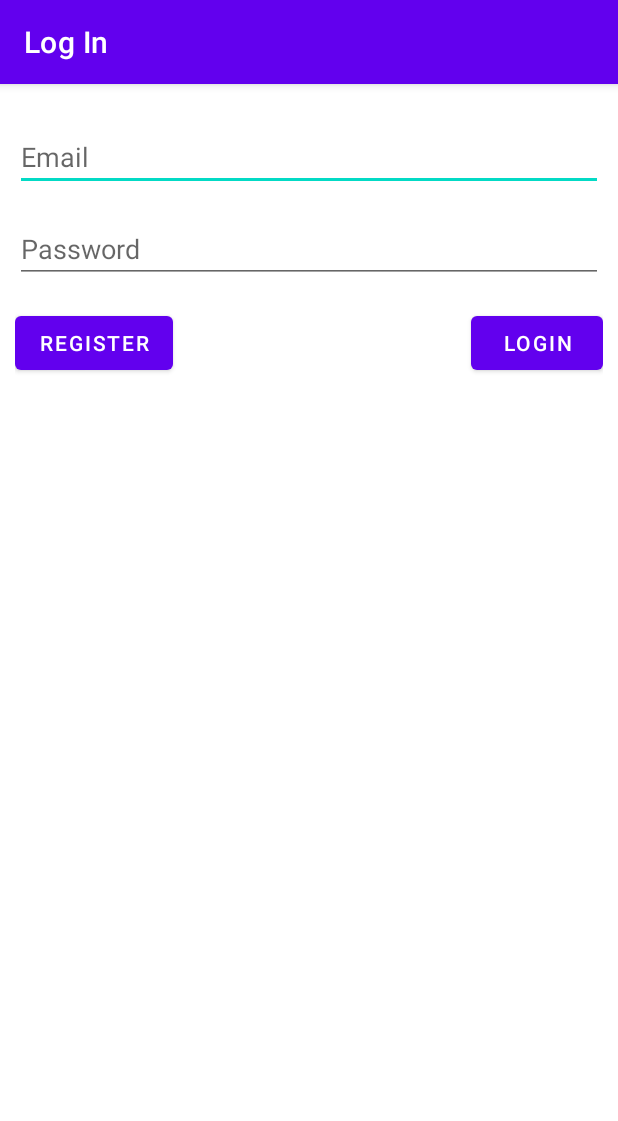
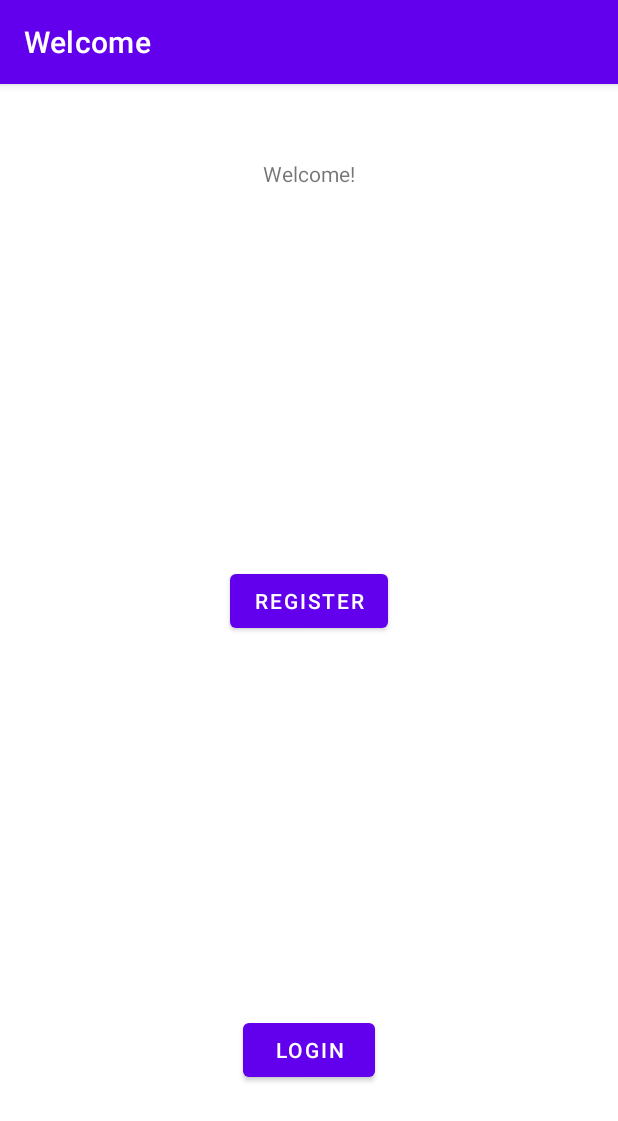
Before and after one commit to aymanbouka/androidAppDevCapstone, an Android app: the screen it shows after launch (MainActivity), on a phone screen of 412 x 824 dp. Shown: the top 1121 px of the screen. Run offline under Robolectric (Android 15) with nearby library versions, the phone set to English and light mode, and no system bars; our stand-ins replace Firebase (no records; nobody signed in at launch, a user with empty details on screens opened directly).

Commit message:
Primary Changes
Initial Changes to get up to date

```diff
--- a/termproject2023/app/src/main/java/com/example/termproject2023/LogInFragment.java
+++ b/termproject2023/app/src/main/java/com/example/termproject2023/LogInFragment.java
@@ -73,7 +73,7 @@ public class LogInFragment extends Fragment {
                                 Log.d("demo", "onComplete: logged in successful ");
                                 Log.d("demo", "onComplete: logged in successful " + mAuth.getCurrentUser().getUid());
 
-                                getFragmentManager().beginTransaction().replace(R.id.contentView, new MainHomeFragment())
+                                getParentFragmentManager().beginTransaction().replace(R.id.contentView, new MainHomeFragment())
                                         .commit();
 
 
--- a/termproject2023/app/src/main/java/com/example/termproject2023/MainActivity.java
+++ b/termproject2023/app/src/main/java/com/example/termproject2023/MainActivity.java
@@ -22,7 +22,7 @@
 
        if (mAuth.getCurrentUser() == null){
            getSupportFragmentManager().beginTransaction()
-                   .add(R.id.contentView, new LogInFragment())
+                   .add(R.id.contentView, new WelcomeFragment())
                    .commit();
        }else{
            getSupportFragmentManager().beginTransaction()
--- a/termproject2023/app/src/main/java/com/example/termproject2023/MainHomeFragment.java
+++ b/termproject2023/app/src/main/java/com/example/termproject2023/MainHomeFragment.java
@@ -52,7 +52,7 @@ public class MainHomeFragment extends Fragment implements BottomNavigationView.O
 
 
         BottomNavigationView bottomNavigationView = view.findViewById(R.id.bottomNavigationView);
-        bottomNavigationView.setOnNavigationItemSelectedListener(this);
+        bottomNavigationView.setOnItemSelectedListener(this);
 
         return view;
     }
@@ -63,17 +63,17 @@ public class MainHomeFragment extends Fragment implements BottomNavigationView.O
             case R.id.home:
                 // Handle Home item selection
                 // For example, replace the current fragment with a HomeFragment
-                getFragmentManager().beginTransaction().replace(R.id.contentView, new MainHomeFragment()).commit();
+                getParentFragmentManager().beginTransaction().replace(R.id.contentView, new MainHomeFragment()).commit();
                 return true;
             case R.id.profile:
                 // Handle Profile item selection
                 // For example, replace the current fragment with a ProfileFragment
-                getFragmentManager().beginTransaction().replace(R.id.contentView, new ProfileFragment()).commit();
+                getParentFragmentManager().beginTransaction().replace(R.id.contentView, new ProfileFragment()).commit();
                 return true;
             case R.id.events:
                 // Handle Events item selection
                 // For example, replace the current fragment with an EventsFragment
-                getFragmentManager().beginTransaction().replace(R.id.contentView, new EventsFragment()).commit();
+                getParentFragmentManager().beginTransaction().replace(R.id.contentView, new EventsFragment()).commit();
                 return true;
             default:
                 return false;
--- a/termproject2023/app/src/main/java/com/example/termproject2023/RegisterFragment.java
+++ b/termproject2023/app/src/main/java/com/example/termproject2023/RegisterFragment.java
@@ -95,7 +95,7 @@ public class RegisterFragment extends Fragment {
         view.findViewById(R.id.buttonCancel).setOnClickListener(new View.OnClickListener() {
             @Override
             public void onClick(View view) {
-                getFragmentManager().beginTransaction().replace(R.id.contentView, new LogInFragment())
+                getParentFragmentManager().beginTransaction().replace(R.id.contentView, new WelcomeFragment())
                         .commit();
             }
         });
--- /dev/null
+++ b/termproject2023/app/src/main/java/com/example/termproject2023/WelcomeFragment.java
@@ -0,0 +1,66 @@
+package com.example.termproject2023;
+
+import android.os.Bundle;
+
+import androidx.annotation.NonNull;
+import androidx.fragment.app.Fragment;
+
+import android.util.Log;
+import android.view.LayoutInflater;
+import android.view.View;
+import android.view.ViewGroup;
+import android.widget.EditText;
+import android.widget.Toast;
+
+import com.google.android.gms.tasks.OnCompleteListener;
+import com.google.android.gms.tasks.Task;
+import com.google.firebase.auth.AuthResult;
+import com.google.firebase.auth.FirebaseAuth;
+public class WelcomeFragment extends Fragment {
+
+    private FirebaseAuth mAuth;
+
+
+    public WelcomeFragment() {
+        // Required empty public constructor
+    }
+
+    @Override
+    public void onCreate(Bundle savedInstanceState) {
+        super.onCreate(savedInstanceState);
+
+    }
+
+    //Initialize Elements
+
+
+    @Override
+    public View onCreateView(LayoutInflater inflater, ViewGroup container,
+                             Bundle savedInstanceState) {
+
+        getActivity().setTitle("Welcome");
+
+        View view = inflater.inflate(R.layout.fragment_welcome, container, false);
+
+        //login Button
+        view.findViewById(R.id.registerButton).setOnClickListener(new View.OnClickListener() {
+            @Override
+            public void onClick(View view) {
+                getParentFragmentManager().beginTransaction().replace(R.id.contentView, new RegisterFragment())
+                        .commit();
+            }
+
+        });
+
+        //register Button
+        view.findViewById(R.id.loginButton).setOnClickListener(new View.OnClickListener() {
+            @Override
+            public void onClick(View view) {
+                getParentFragmentManager().beginTransaction().replace(R.id.contentView, new LogInFragment())
+                        .commit();
+            }
+
+        });
+        return view;
+    }
+}
--- a/termproject2023/app/src/main/res/layout/fragment_register.xml
+++ b/termproject2023/app/src/main/res/layout/fragment_register.xml
@@ -46,7 +46,7 @@
         android:layout_width="wrap_content"
         android:layout_height="wrap_content"
         android:layout_marginTop="16dp"
-        android:text="Register"
+        android:text="@string/Register_Submit"
         app:layout_constraintEnd_toEndOf="parent"
         app:layout_constraintTop_toBottomOf="@+id/editTextTextPassword" />
 
--- /dev/null
+++ b/termproject2023/app/src/main/res/layout/fragment_welcome.xml
@@ -0,0 +1,37 @@
+<?xml version="1.0" encoding="utf-8"?>
+<androidx.constraintlayout.widget.ConstraintLayout xmlns:android="http://schemas.android.com/apk/res/android"
+    xmlns:app="http://schemas.android.com/apk/res-auto"
+    xmlns:tools="http://schemas.android.com/tools"
+    android:layout_width="match_parent"
+    android:layout_height="match_parent">
+
+    <TextView
+        android:id="@+id/textView8"
+        android:layout_width="wrap_content"
+        android:layout_height="wrap_content"
+        android:layout_marginTop="50dp"
+        android:text="@string/Welcome_Text"
+        app:layout_constraintEnd_toEndOf="parent"
+        app:layout_constraintStart_toStartOf="parent"
+        app:layout_constraintTop_toTopOf="parent" />
+
+    <Button
+        android:id="@+id/registerButton"
+        android:layout_width="wrap_content"
+        android:layout_height="wrap_content"
+        android:text="@string/Register_Button_Text"
+        app:layout_constraintBottom_toTopOf="@+id/loginButton"
+        app:layout_constraintEnd_toEndOf="parent"
+        app:layout_constraintStart_toStartOf="parent"
+        app:layout_constraintTop_toBottomOf="@+id/textView8" />
+
+    <Button
+        android:id="@+id/loginButton"
+        android:layout_width="wrap_content"
+        android:layout_height="wrap_content"
+        android:layout_marginBottom="100dp"
+        android:text="@string/Login_Button_Text"
+        app:layout_constraintBottom_toBottomOf="parent"
+        app:layout_constraintEnd_toEndOf="parent"
+        app:layout_constraintStart_toStartOf="parent" />
+</androidx.constraintlayout.widget.ConstraintLayout>
--- a/termproject2023/app/src/main/res/values/strings.xml
+++ b/termproject2023/app/src/main/res/values/strings.xml
@@ -2,4 +2,8 @@
     <string name="app_name">termproject2023</string>
     <!-- TODO: Remove or change this placeholder text -->
     <string name="hello_blank_fragment">Hello blank fragment</string>
+    <string name="Register_Button_Text">Register</string>
+    <string name="Login_Button_Text">Login</string>
+    <string name="Welcome_Text">Welcome!</string>
+    <string name="Register_Submit">Submit</string>
 </resources>
```
